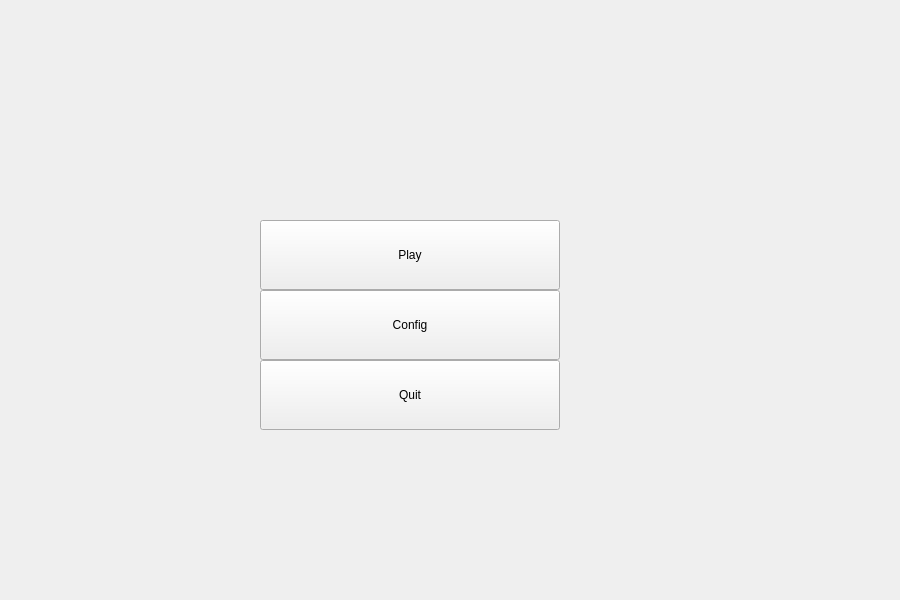
Qt form firstpage.ui (YoussefBhl/Chess_QT) before a commit.
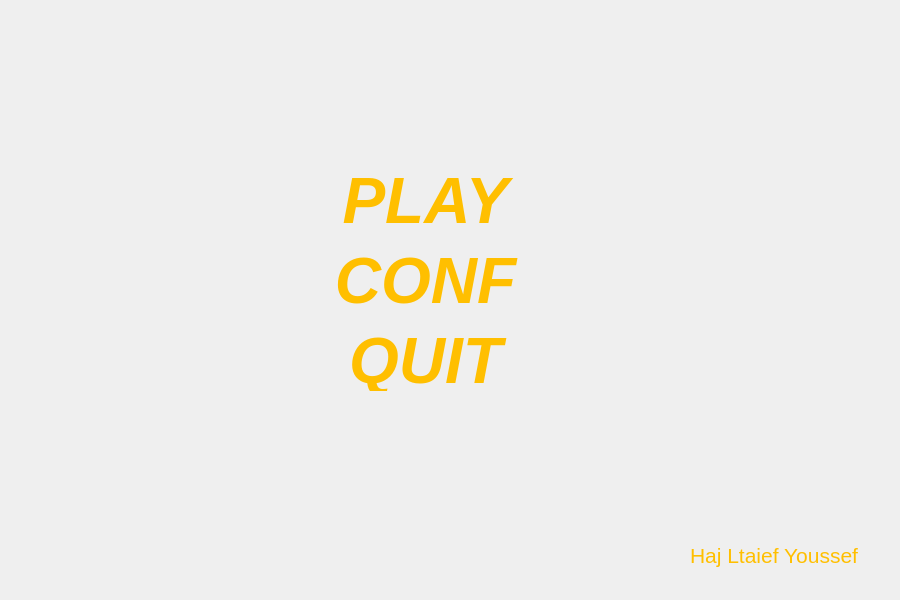
The same form after that commit. Custom widgets are drawn as their Qt base class.

The edit to the form file:
```diff
--- a/firstpage.ui
+++ b/firstpage.ui
@@ -13,49 +13,122 @@
   <property name="windowTitle">
    <string>Chess Game</string>
   </property>
-  <widget class="QPushButton" name="conf">
+  <widget class="mouseEvent" name="play">
    <property name="geometry">
     <rect>
-     <x>260</x>
-     <y>290</y>
-     <width>300</width>
-     <height>70</height>
+     <x>320</x>
+     <y>170</y>
+     <width>211</width>
+     <height>61</height>
     </rect>
    </property>
+   <property name="font">
+    <font>
+     <family>Arial</family>
+     <pointsize>48</pointsize>
+     <weight>75</weight>
+     <italic>true</italic>
+     <bold>true</bold>
+    </font>
+   </property>
+   <property name="styleSheet">
+    <string notr="true">color : #ffbf00;
+</string>
+   </property>
    <property name="text">
-    <string>Config</string>
+    <string>PLAY</string>
    </property>
+   <property name="alignment">
+    <set>Qt::AlignCenter</set>
+   </property>
   </widget>
-  <widget class="QPushButton" name="play">
+  <widget class="mouseEvent" name="conf">
    <property name="geometry">
     <rect>
-     <x>260</x>
-     <y>220</y>
-     <width>300</width>
-     <height>70</height>
+     <x>320</x>
+     <y>250</y>
+     <width>211</width>
+     <height>61</height>
     </rect>
    </property>
+   <property name="font">
+    <font>
+     <family>Arial</family>
+     <pointsize>48</pointsize>
+     <weight>75</weight>
+     <italic>true</italic>
+     <bold>true</bold>
+    </font>
+   </property>
+   <property name="styleSheet">
+    <string notr="true">color:#ffbf00;</string>
+   </property>
    <property name="text">
-    <string>Play</string>
+    <string>CONF</string>
    </property>
+   <property name="alignment">
+    <set>Qt::AlignCenter</set>
+   </property>
   </widget>
-  <widget class="QPushButton" name="quit">
+  <widget class="mouseEvent" name="quit">
    <property name="geometry">
     <rect>
-     <x>260</x>
-     <y>360</y>
-     <width>300</width>
-     <height>70</height>
+     <x>320</x>
+     <y>330</y>
+     <width>211</width>
+     <height>61</height>
     </rect>
    </property>
-   <property name="focusPolicy">
-    <enum>Qt::StrongFocus</enum>
+   <property name="font">
+    <font>
+     <family>Arial</family>
+     <pointsize>48</pointsize>
+     <weight>75</weight>
+     <italic>true</italic>
+     <bold>true</bold>
+    </font>
    </property>
+   <property name="styleSheet">
+    <string notr="true">color:#ffbf00;</string>
+   </property>
    <property name="text">
-    <string>Quit</string>
+    <string>QUIT</string>
+   </property>
+   <property name="alignment">
+    <set>Qt::AlignCenter</set>
+   </property>
+  </widget>
+  <widget class="QLabel" name="label">
+   <property name="geometry">
+    <rect>
+     <x>690</x>
+     <y>540</y>
+     <width>181</width>
+     <height>31</height>
+    </rect>
+   </property>
+   <property name="font">
+    <font>
+     <family>Arial</family>
+     <pointsize>16</pointsize>
+    </font>
+   </property>
+   <property name="styleSheet">
+    <string notr="true">color:#ffbf00;
+</string>
+   </property>
+   <property name="text">
+    <string>Haj Ltaief Youssef</string>
    </property>
   </widget>
  </widget>
+ <customwidgets>
+  <customwidget>
+   <class>mouseEvent</class>
+   <extends>QLabel</extends>
+   <header>mouseevent.h</header>
+  </customwidget>
+ </customwidgets>
  <resources/>
  <connections/>
 </ui>
```
